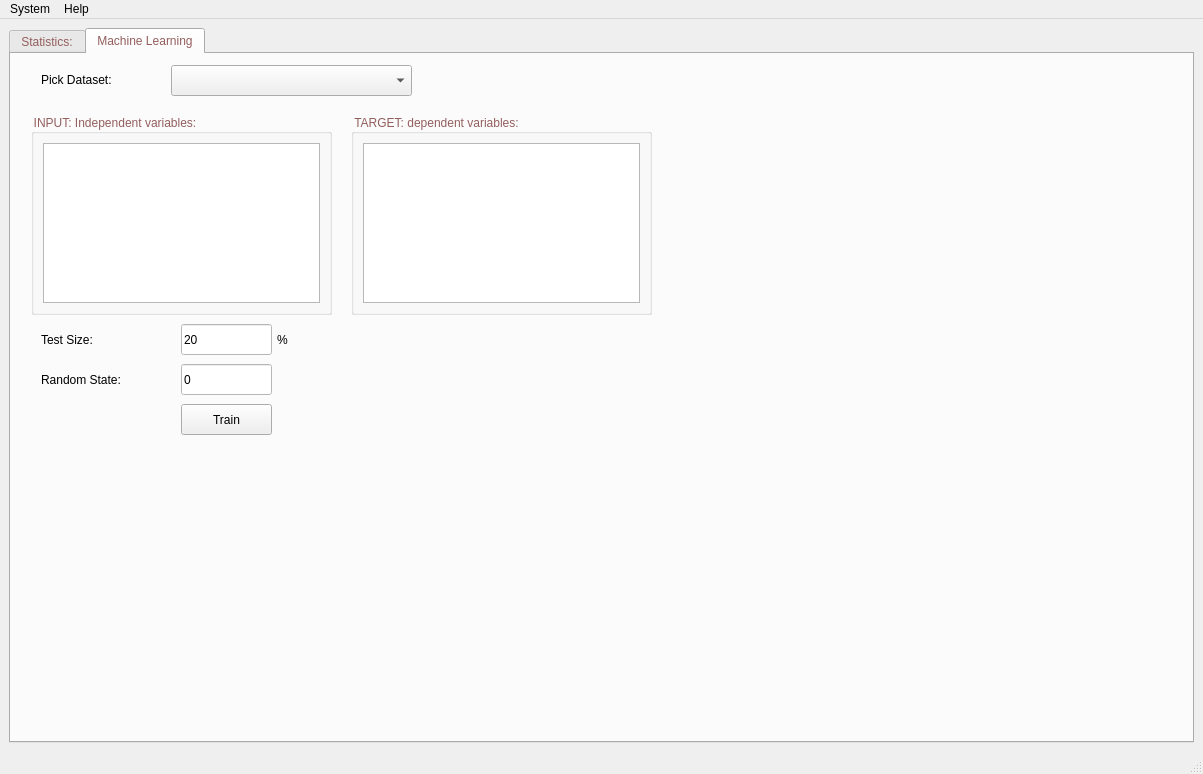
Old version of the form UI/MainWindow.ui in the repository ngoctonguyen17/MachineLearningApplication-CreditCardApproval.
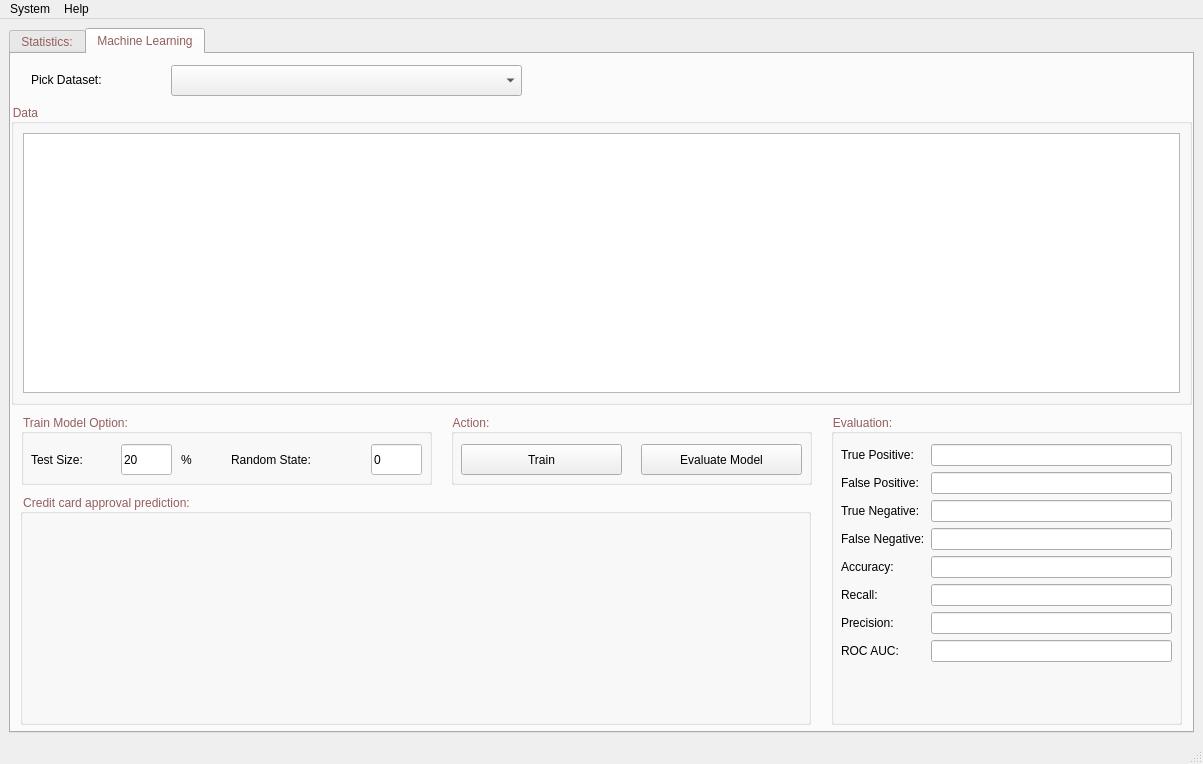
New version of the form. The open tabs and pages were chosen to show the change. Icons and pictures are not drawn.

```diff
--- a/UI/MainWindow.ui
+++ b/UI/MainWindow.ui
@@ -7,7 +7,7 @@
     <x>0</x>
     <y>0</y>
     <width>1203</width>
-    <height>774</height>
+    <height>764</height>
    </rect>
   </property>
   <property name="windowTitle">
@@ -400,10 +400,10 @@
        <widget class="QGroupBox" name="groupBox_2">
         <property name="geometry">
          <rect>
-          <x>20</x>
-          <y>60</y>
-          <width>301</width>
-          <height>201</height>
+          <x>0</x>
+          <y>50</y>
+          <width>1181</width>
+          <height>301</height>
          </rect>
         </property>
         <property name="minimumSize">
@@ -413,43 +413,107 @@
          </size>
         </property>
         <property name="title">
-         <string>INPUT: Independent variables:</string>
+         <string>Data</string>
         </property>
         <layout class="QVBoxLayout" name="verticalLayout_7">
          <item>
-          <widget class="QListWidget" name="listWidgetIndependentVariables"/>
+          <widget class="QTableWidget" name="tableWidget"/>
          </item>
         </layout>
        </widget>
+       <widget class="QLabel" name="label_6">
+        <property name="geometry">
+         <rect>
+          <x>20</x>
+          <y>10</y>
+          <width>141</width>
+          <height>31</height>
+         </rect>
+        </property>
+        <property name="styleSheet">
+         <string notr="true">font: 81 12pt &quot;Montserrat ExtraBold&quot;;
+color: rgb(0, 0, 0);</string>
+        </property>
+        <property name="text">
+         <string>Pick Dataset:</string>
+        </property>
+       </widget>
+       <widget class="QComboBox" name="comboBoxDataset">
+        <property name="geometry">
+         <rect>
+          <x>160</x>
+          <y>11</y>
+          <width>351</width>
+          <height>31</height>
+         </rect>
+        </property>
+        <property name="styleSheet">
+         <string notr="true">font: 81 12pt &quot;Montserrat ExtraBold&quot;;
+color: rgb(0, 0, 0);</string>
+        </property>
+       </widget>
        <widget class="QGroupBox" name="groupBox_5">
         <property name="geometry">
          <rect>
-          <x>340</x>
-          <y>60</y>
-          <width>301</width>
-          <height>201</height>
+          <x>440</x>
+          <y>360</y>
+          <width>361</width>
+          <height>71</height>
          </rect>
         </property>
-        <property name="minimumSize">
-         <size>
-          <width>150</width>
-          <height>150</height>
-         </size>
-        </property>
         <property name="title">
-         <string>TARGET: dependent variables:</string>
+         <string>Action:</string>
         </property>
-        <layout class="QVBoxLayout" name="verticalLayout_8">
-         <item>
-          <widget class="QListWidget" name="listWidgetDependentVariables"/>
-         </item>
-        </layout>
-       </widget>
+        <widget class="QPushButton" name="pushButtonTrain">
+         <property name="geometry">
+          <rect>
+           <x>10</x>
+           <y>30</y>
+           <width>161</width>
+           <height>31</height>
+          </rect>
+         </property>
+         <property name="styleSheet">
+          <string notr="true">color: rgb(0, 0, 0);</string>
+         </property>
+         <property name="text">
+          <string>Train</string>
+         </property>
+        </widget>
+        <widget class="QPushButton" name="pushButtonEvaluate">
+         <property name="geometry">
+          <rect>
+           <x>190</x>
+           <y>30</y>
+           <width>161</width>
+           <height>31</height>
+          </rect>
+         </property>
+         <property name="styleSheet">
+          <string notr="true">color: rgb(0, 0, 0);</string>
+         </property>
+         <property name="text">
+          <string>Evaluate Model</string>
+         </property>
+        </widget>
+       </widget>
+       <widget class="QGroupBox" name="groupBox_6">
+        <property name="geometry">
+         <rect>
+          <x>10</x>
+          <y>360</y>
+          <width>411</width>
+          <height>71</height>
+         </rect>
+        </property>
+        <property name="title">
+         <string>Train Model Option:</string>
+        </property>
        <widget class="QLabel" name="label_3">
         <property name="geometry">
          <rect>
-          <x>30</x>
-          <y>270</y>
+           <x>10</x>
+           <y>30</y>
           <width>91</width>
           <height>31</height>
          </rect>
@@ -465,9 +529,9 @@
        <widget class="QLineEdit" name="lineEditTestSize">
         <property name="geometry">
          <rect>
-          <x>170</x>
-          <y>270</y>
-          <width>91</width>
+           <x>100</x>
+           <y>30</y>
+           <width>51</width>
           <height>31</height>
          </rect>
         </property>
@@ -483,8 +547,8 @@
        <widget class="QLabel" name="label_4">
         <property name="geometry">
          <rect>
-          <x>266</x>
-          <y>270</y>
+           <x>160</x>
+           <y>30</y>
           <width>51</width>
           <height>31</height>
          </rect>
@@ -500,9 +564,9 @@
        <widget class="QLabel" name="label_5">
         <property name="geometry">
          <rect>
-          <x>30</x>
-          <y>310</y>
-          <width>151</width>
+           <x>210</x>
+           <y>30</y>
+           <width>131</width>
           <height>31</height>
          </rect>
         </property>
@@ -517,9 +581,9 @@
        <widget class="QLineEdit" name="lineEditRandomState">
         <property name="geometry">
          <rect>
-          <x>170</x>
-          <y>310</y>
-          <width>91</width>
+           <x>350</x>
+           <y>30</y>
+           <width>51</width>
           <height>31</height>
          </rect>
         </property>
@@ -532,51 +596,150 @@
          <string>0</string>
         </property>
        </widget>
-       <widget class="QLabel" name="label_6">
+       </widget>
+       <widget class="QGroupBox" name="groupBox_7">
         <property name="geometry">
          <rect>
-          <x>30</x>
-          <y>10</y>
-          <width>141</width>
-          <height>31</height>
+          <x>820</x>
+          <y>360</y>
+          <width>351</width>
+          <height>311</height>
          </rect>
         </property>
         <property name="styleSheet">
-         <string notr="true">font: 81 12pt &quot;Montserrat ExtraBold&quot;;
-color: rgb(0, 0, 0);</string>
+         <string notr="true"/>
         </property>
-        <property name="text">
-         <string>Pick Dataset:</string>
+        <property name="title">
+         <string>Evaluation:</string>
         </property>
-       </widget>
-       <widget class="QComboBox" name="comboBoxDataset">
+        <widget class="QWidget" name="formLayoutWidget">
         <property name="geometry">
          <rect>
-          <x>160</x>
-          <y>11</y>
-          <width>241</width>
-          <height>31</height>
-         </rect>
-        </property>
+           <x>10</x>
+           <y>30</y>
+           <width>331</width>
+           <height>271</height>
+          </rect>
+         </property>
+         <layout class="QFormLayout" name="formLayout">
+          <item row="0" column="0">
+           <widget class="QLabel" name="truePositiveLabel">
         <property name="styleSheet">
-         <string notr="true">font: 81 12pt &quot;Montserrat ExtraBold&quot;;
-color: rgb(0, 0, 0);</string>
-        </property>
-       </widget>
-       <widget class="QPushButton" name="pushButton">
-        <property name="geometry">
-         <rect>
-          <x>170</x>
-          <y>350</y>
-          <width>91</width>
-          <height>31</height>
-         </rect>
-        </property>
+             <string notr="true">color: rgb(0, 0, 0);</string>
+            </property>
+            <property name="text">
+             <string>True Positive:</string>
+            </property>
+           </widget>
+          </item>
+          <item row="0" column="1">
+           <widget class="QLineEdit" name="truePositiveLineEdit"/>
+          </item>
+          <item row="1" column="0">
+           <widget class="QLabel" name="falsePositiveLabel">
+            <property name="styleSheet">
+             <string notr="true">color: rgb(0, 0, 0);</string>
+            </property>
+            <property name="text">
+             <string>False Positive:</string>
+            </property>
+           </widget>
+          </item>
+          <item row="1" column="1">
+           <widget class="QLineEdit" name="falsePositiveLineEdit"/>
+          </item>
+          <item row="2" column="0">
+           <widget class="QLabel" name="trueNegativeLabel">
         <property name="styleSheet">
          <string notr="true">color: rgb(0, 0, 0);</string>
         </property>
         <property name="text">
-         <string>Train</string>
+             <string>True Negative:</string>
+            </property>
+           </widget>
+          </item>
+          <item row="2" column="1">
+           <widget class="QLineEdit" name="trueNegativeLineEdit"/>
+          </item>
+          <item row="3" column="0">
+           <widget class="QLabel" name="falseNegativeLabel">
+            <property name="styleSheet">
+             <string notr="true">color: rgb(0, 0, 0);</string>
+            </property>
+            <property name="text">
+             <string>False Negative:</string>
+            </property>
+           </widget>
+          </item>
+          <item row="3" column="1">
+           <widget class="QLineEdit" name="falseNegativeLineEdit"/>
+          </item>
+          <item row="4" column="0">
+           <widget class="QLabel" name="accuracyLabel">
+            <property name="styleSheet">
+             <string notr="true">color: rgb(0, 0, 0);</string>
+            </property>
+            <property name="text">
+             <string>Accuracy:</string>
+            </property>
+           </widget>
+          </item>
+          <item row="4" column="1">
+           <widget class="QLineEdit" name="accuracyLineEdit"/>
+          </item>
+          <item row="5" column="0">
+           <widget class="QLabel" name="recallLabel">
+            <property name="styleSheet">
+             <string notr="true">color: rgb(0, 0, 0);</string>
+            </property>
+            <property name="text">
+             <string>Recall:</string>
+            </property>
+           </widget>
+          </item>
+          <item row="5" column="1">
+           <widget class="QLineEdit" name="recallLineEdit"/>
+          </item>
+          <item row="6" column="0">
+           <widget class="QLabel" name="precisionLabel">
+            <property name="styleSheet">
+             <string notr="true">color: rgb(0, 0, 0);</string>
+            </property>
+            <property name="text">
+             <string>Precision:</string>
+            </property>
+           </widget>
+          </item>
+          <item row="6" column="1">
+           <widget class="QLineEdit" name="precisionLineEdit"/>
+          </item>
+          <item row="7" column="0">
+           <widget class="QLabel" name="rOCAUCLabel">
+            <property name="styleSheet">
+             <string notr="true">color: rgb(0, 0, 0);</string>
+            </property>
+            <property name="text">
+             <string>ROC AUC:</string>
+            </property>
+           </widget>
+          </item>
+          <item row="7" column="1">
+           <widget class="QLineEdit" name="rOCAUCLineEdit"/>
+          </item>
+         </layout>
+        </widget>
+       </widget>
+       <widget class="QGroupBox" name="groupBox_8">
+        <property name="geometry">
+         <rect>
+          <x>9</x>
+          <y>440</y>
+          <width>791</width>
+          <height>231</height>
+         </rect>
+        </property>
+        <property name="title">
+         <string>Credit card approval prediction:</string>
         </property>
        </widget>
       </widget>
```
Left out of the diff: 15 changed lines with no effect on the pictures. Lines whose indentation alone changed are shown as unchanged.
